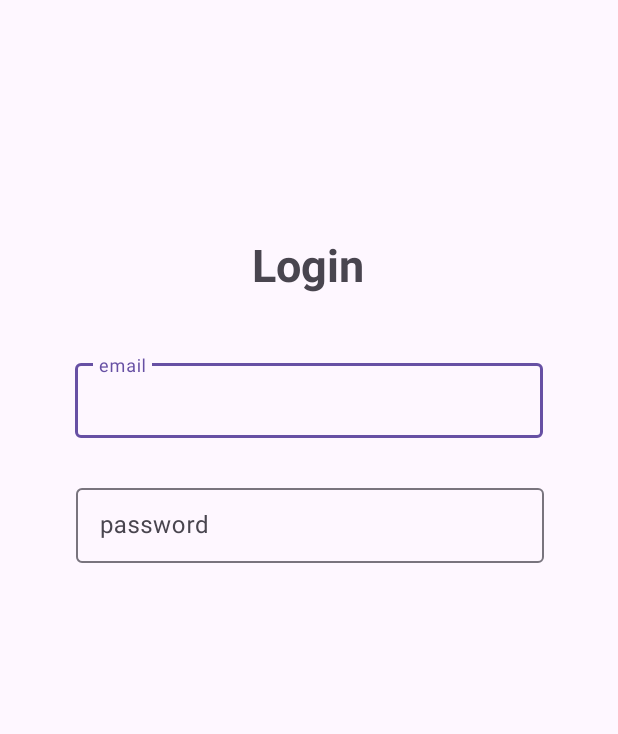
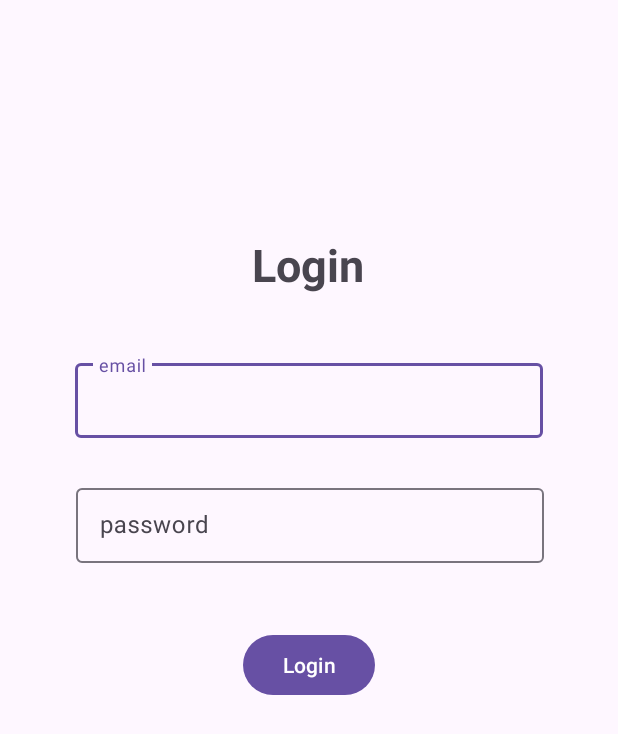
Before and after one commit to Danne132/64130005_MobileDevelopment, an Android app: the Login screen opened directly, with no data from a screen before it, on a phone screen of 412 x 824 dp. Shown: the top 734 px of the screen. Run offline under Robolectric (Android 15) with nearby library versions, the phone set to English and light mode, and no system bars.

Commit message:
update login và register view

```diff
--- a/FirebaseApp/app/src/main/res/layout/activity_login.xml
+++ b/FirebaseApp/app/src/main/res/layout/activity_login.xml
@@ -35,12 +35,14 @@
             app:layout_constraintTop_toBottomOf="@+id/textView2">
 
             <com.google.android.material.textfield.TextInputEditText
+                android:id="@+id/email"
                 android:layout_width="match_parent"
                 android:layout_height="wrap_content"
                 android:hint="email" />
         </com.google.android.material.textfield.TextInputLayout>
 
         <com.google.android.material.textfield.TextInputLayout
+            android:id="@+id/textInputLayout2"
             android:layout_width="312dp"
             android:layout_height="55dp"
             android:layout_marginTop="28dp"
@@ -50,11 +52,22 @@
             app:layout_constraintTop_toBottomOf="@+id/textInputLayout">
 
             <com.google.android.material.textfield.TextInputEditText
+                android:id="@+id/pass"
                 android:layout_width="match_parent"
                 android:layout_height="wrap_content"
                 android:hint="password" />
         </com.google.android.material.textfield.TextInputLayout>
 
+        <Button
+            android:id="@+id/btnLogin"
+            android:layout_width="wrap_content"
+            android:layout_height="wrap_content"
+            android:layout_marginTop="44dp"
+            android:text="Login"
+            app:layout_constraintEnd_toEndOf="parent"
+            app:layout_constraintStart_toStartOf="parent"
+            app:layout_constraintTop_toBottomOf="@+id/textInputLayout2" />
+
     </androidx.constraintlayout.widget.ConstraintLayout>
 
 </androidx.constraintlayout.widget.ConstraintLayout>
```
Also changed, not shown: FirebaseApp/app/src/main/res/layout/activity_register.xml (+63 -0 lines).
